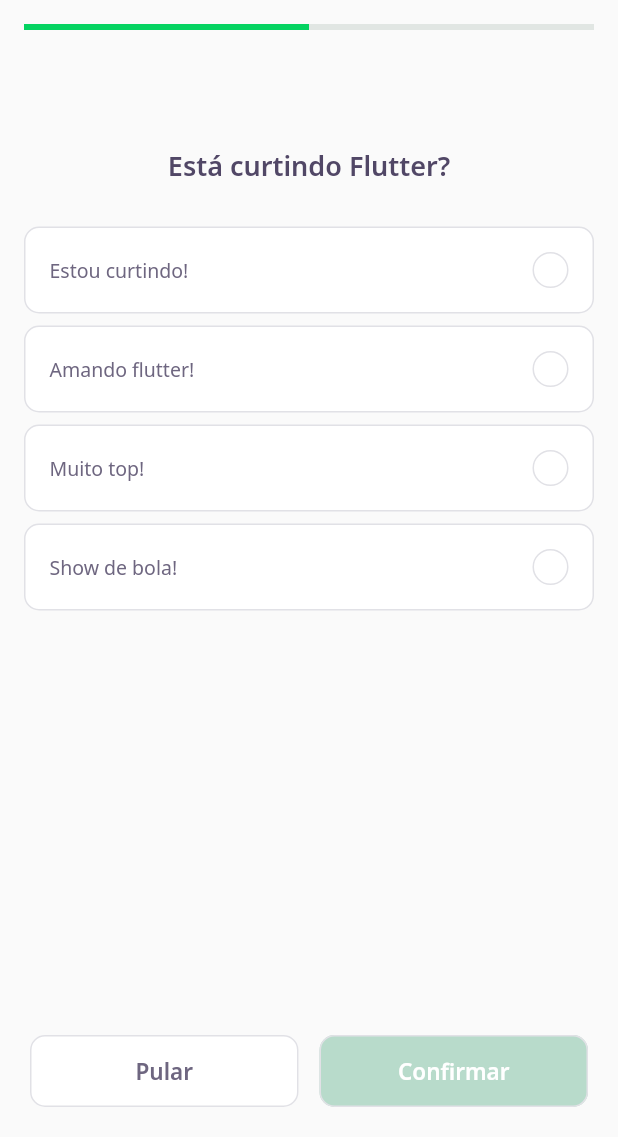
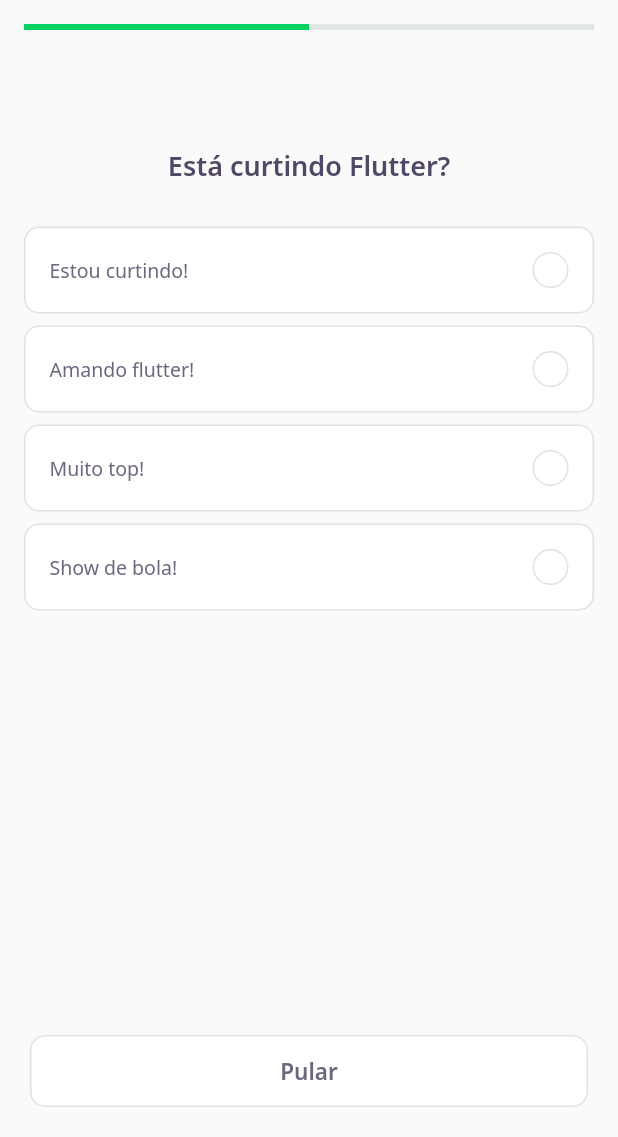
Before and after one commit to Andersonlimahw/flutter-rocketseat-devquiz, a Flutter app: the screen it shows after launch, after a tap on "Gerenciamento de estado", on a phone screen of 412 x 824 dp, the part 99-1236 px from its top. Run offline on Flutter 3.47's test engine with Material 2 defaults, Android fonts, the phone set to English and light mode, and no system bars; our stand-ins replace google_fonts; network calls fail.

Commit message:
Adicionando feedback e perguntas

```diff
--- a/lib/challange/challange_page.dart
+++ b/lib/challange/challange_page.dart
@@ -34,6 +34,11 @@ class _ChallangePageState extends State<ChallangePage> {
     super.initState();
   }
 
+  void nextPage() {
+    pageController.nextPage(
+        duration: Duration(milliseconds: 500), curve: Curves.easeInCubic);
+  }
+
   @override
   Widget build(BuildContext context) {
     return Scaffold(
@@ -52,8 +57,7 @@ class _ChallangePageState extends State<ChallangePage> {
                     }),
                 ValueListenableBuilder<int>(
                   valueListenable: controller.currentPageNotifier,
-                  builder: (context, value, _) =>
-                  QuestionIndicatorWidget(
+                  builder: (context, value, _) => QuestionIndicatorWidget(
                     currentPage: value,
                     length: widget.questions.length,
                   ),
@@ -65,38 +69,38 @@ class _ChallangePageState extends State<ChallangePage> {
           physics: NeverScrollableScrollPhysics(),
           controller: pageController,
           children: widget.questions
-              .map((e) => QuizWidget(title: e.title, question: e))
+              .map((e) =>
+                  QuizWidget(title: e.title, question: e, onChange: nextPage))
               .toList()),
       bottomNavigationBar: SafeArea(
         bottom: true,
         child: Padding(
           padding: const EdgeInsets.symmetric(horizontal: 20, vertical: 20),
-          child: Row(
-            mainAxisAlignment: MainAxisAlignment.spaceEvenly,
+          child: ValueListenableBuilder(
+              valueListenable: controller.currentPageNotifier,
+              builder: (context, value, _) => Row(
+                    mainAxisAlignment: MainAxisAlignment.spaceAround,
                     children: [
                       Expanded(
                         child: NextButtonWidget.white(
                         label: "Pular",
                         onTap: () {
-                      pageController.nextPage(
-                        duration: Duration(milliseconds: 100),
-                        curve: Curves.easeInToLinear
-                      );
+                          nextPage();
                         })
                       ),
+                      if (value == widget.questions.length)
                         SizedBox(
-                width: 14,
+                          width: 7,
                         ),
+                      if (value == widget.questions.length)
                         Expanded(
-                  child:
-                      NextButtonWidget.green(
+                            child: NextButtonWidget.green(
                                 label: "Confirmar",
                                 onTap: () {
-
-                        })
-                      ),
+                                  Navigator.pop(context);
+                                })),
                     ],
-          ),
+                  )),
         ),
       ),
     );
--- a/lib/challange/widgets/answer/answer_widget.dart
+++ b/lib/challange/widgets/answer/answer_widget.dart
@@ -8,12 +8,14 @@ class AnswerWidget extends StatelessWidget {
   final AnswerModel answer;
   final bool isSelected;
   final VoidCallback onTap;
+  final bool disabled;
 
   const AnswerWidget({
     Key? key,
     required this.answer,
     this.isSelected = false,
     required this.onTap,
+    this.disabled = false,
   }) : super(key: key);
 
   Color get _selectedColorRight =>
@@ -39,6 +41,8 @@ class AnswerWidget extends StatelessWidget {
   Widget build(BuildContext context) {
     return Padding(
       padding: const EdgeInsets.symmetric(horizontal: 16, vertical: 4),
+      child: IgnorePointer(
+        ignoring: disabled,
         child: GestureDetector(
           onTap: onTap,
           child: Container(
@@ -83,6 +87,7 @@ class AnswerWidget extends StatelessWidget {
             ),
           ),
         ),
+      ),
     );
   }
 }
--- a/lib/challange/widgets/quiz/quiz_widtget.dart
+++ b/lib/challange/widgets/quiz/quiz_widtget.dart
@@ -1,17 +1,20 @@
-import 'package:DevQuiz/shared/models/answer_model.dart';
 import 'package:flutter/material.dart';
 
 import 'package:DevQuiz/challange/widgets/answer/answer_widget.dart';
 import 'package:DevQuiz/core/app_text_styles.dart';
+import 'package:DevQuiz/shared/models/answer_model.dart';
 import 'package:DevQuiz/shared/models/question_model.dart';
 
 class QuizWidget extends StatefulWidget {
   final String title;
   final QuestionModel question;
+  final VoidCallback onChange;
+
   const QuizWidget({
     Key? key,
     required this.title,
     required this.question,
+    required this.onChange,
   }) : super(key: key);
 
   @override
@@ -39,11 +42,15 @@ class _QuizWidgetState extends State<QuizWidget> {
             AnswerWidget(
                 answer: answers(i),
                 isSelected: indexSelected == i,
+                disabled: indexSelected != -1,
                 onTap: () {
                   indexSelected = i;
-                  setState(() {
 
-                  });
+                  setState(() {});
+                  Future.delayed(
+                    Duration(seconds: 1))
+                    .then((value) =>
+                    widget.onChange());
                 },
               ),
         ],
```
Lines whose indentation alone changed are shown as unchanged.
